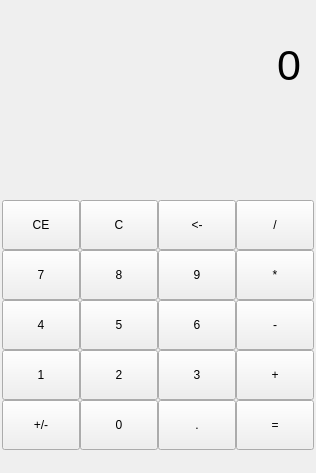
Before: the Qt Designer form layout.ui in EduardoRodriguesF/Calculator, drawn with Qt 5.
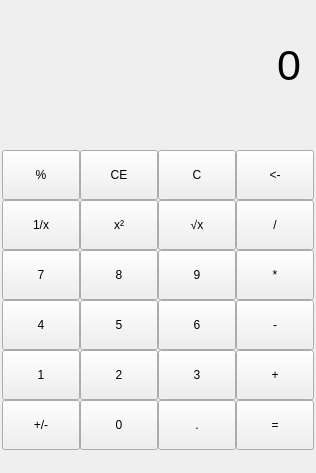
After: the same form once the commit is applied.

Commit message:
Square root function
New sqrt() function added.
Buttons for percentage, square and inversion incremented. Still working on it.

Patch:
```diff
--- a/layout.ui
+++ b/layout.ui
@@ -300,8 +300,8 @@
    <widget class="QPushButton" name="btnErase">
     <property name="geometry">
      <rect>
-      <x>158</x>
-      <y>200</y>
+      <x>236</x>
+      <y>150</y>
       <width>78</width>
       <height>50</height>
      </rect>
@@ -348,8 +348,8 @@
    <widget class="QPushButton" name="btnC">
     <property name="geometry">
      <rect>
-      <x>80</x>
-      <y>200</y>
+      <x>158</x>
+      <y>150</y>
       <width>78</width>
       <height>50</height>
      </rect>
@@ -364,8 +364,8 @@
    <widget class="QPushButton" name="btnCE">
     <property name="geometry">
      <rect>
-      <x>2</x>
-      <y>200</y>
+      <x>80</x>
+      <y>150</y>
       <width>78</width>
       <height>50</height>
      </rect>
@@ -377,6 +377,70 @@
      <string>CE</string>
     </property>
    </widget>
+   <widget class="QPushButton" name="btnRoot">
+    <property name="geometry">
+     <rect>
+      <x>158</x>
+      <y>200</y>
+      <width>78</width>
+      <height>50</height>
+     </rect>
+    </property>
+    <property name="mouseTracking">
+     <bool>false</bool>
+    </property>
+    <property name="text">
+     <string>√x</string>
+    </property>
+   </widget>
+   <widget class="QPushButton" name="btnSqr">
+    <property name="geometry">
+     <rect>
+      <x>80</x>
+      <y>200</y>
+      <width>78</width>
+      <height>50</height>
+     </rect>
+    </property>
+    <property name="mouseTracking">
+     <bool>false</bool>
+    </property>
+    <property name="text">
+     <string>x²</string>
+    </property>
+   </widget>
+   <widget class="QPushButton" name="btnPercent">
+    <property name="geometry">
+     <rect>
+      <x>2</x>
+      <y>150</y>
+      <width>78</width>
+      <height>50</height>
+     </rect>
+    </property>
+    <property name="mouseTracking">
+     <bool>false</bool>
+    </property>
+    <property name="text">
+     <string>%</string>
+    </property>
+   </widget>
+   <widget class="QPushButton" name="btnInvert">
+    <property name="geometry">
+     <rect>
+      <x>2</x>
+      <y>200</y>
+      <width>78</width>
+      <height>50</height>
+     </rect>
+    </property>
+    <property name="mouseTracking">
+     <bool>false</bool>
+    </property>
+    <property name="text">
+     <string>1/x</string>
+    </property>
+   </widget>
   </widget>
   <widget class="QMenuBar" name="menubar">
    <property name="geometry">
```
The commit also changes 1 other file.
